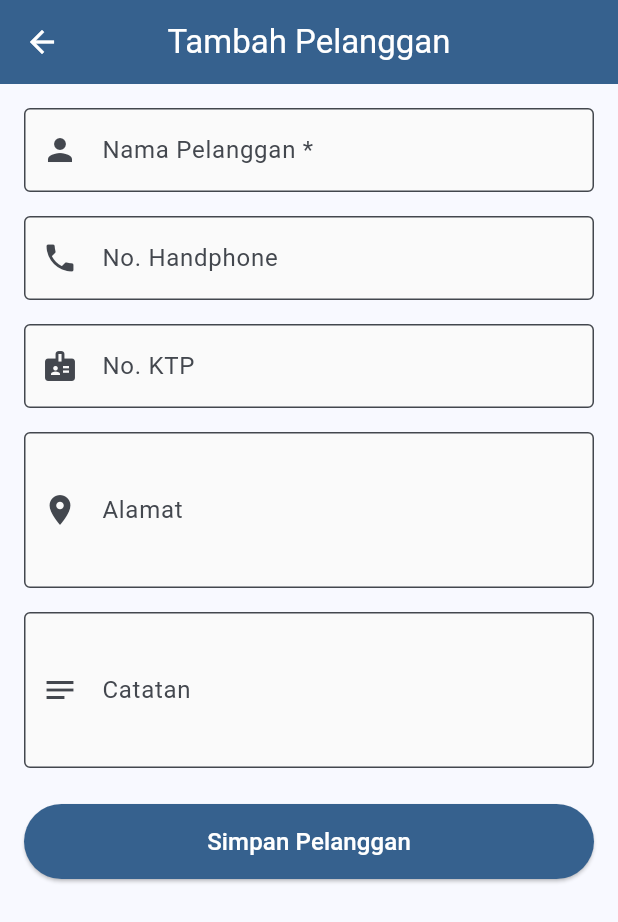
After one commit to clownface471/cashier, a Flutter app: the screen it shows after launch, item 2 of the bottom bar chosen, after a tap on "Tambah Pelanggan", on a phone screen of 412 x 824 dp. The commit adds this screen. Shown: the top 922 px of the screen. Run offline on Flutter 3.47's test engine with Material 3 defaults, Android fonts, the phone set to English and light mode, and no system bars; our stand-ins replace drift, flutter_riverpod, riverpod_annotation; accounts and stored records are empty; generated files the repository leaves out were written again.

Commit message:
Checkpoint: Complete Base Step 1

```diff
--- a/lib/main.dart
+++ b/lib/main.dart
@@ -1,7 +1,9 @@
 import 'package:flutter/material.dart';
 import 'package:flutter/services.dart';
 import 'package:flutter_riverpod/flutter_riverpod.dart';
-import 'presentation/screens/products/products_screen.dart';
+// ==== FIX: Ubah import ke MainScreen ====
+import 'presentation/screens/main_screen.dart';
+// ==== AKHIR FIX ====
 
 void main() async {
   WidgetsFlutterBinding.ensureInitialized();
@@ -37,10 +39,7 @@ class AsvertaApp extends ConsumerWidget {
           centerTitle: true,
           elevation: 0,
         ),
-        // ==== FIX ====
-        // Class yang benar adalah CardThemeData, bukan CardTheme.
         cardTheme: CardThemeData(
-        // ==== AKHIR FIX ====
           elevation: 2,
           shape: RoundedRectangleBorder(
             borderRadius: BorderRadius.circular(12),
@@ -54,7 +53,9 @@ class AsvertaApp extends ConsumerWidget {
           fillColor: Colors.grey[50],
         ),
       ),
-      home: const ProductsScreen(), // Start with Products screen
+      // ==== FIX: Ganti home ke MainScreen ====
+      home: const MainScreen(),
+      // ==== AKHIR FIX ====
     );
   }
 }
--- /dev/null
+++ b/lib/presentation/providers/customer_provider.dart
@@ -0,0 +1,34 @@
+import 'package:riverpod_annotation/riverpod_annotation.dart';
+// ==== FIX: Path import salah ====
+// '..' (satu tingkat naik) hanya membawa kita ke 'lib/presentation'.
+// Kita perlu '..' (dua tingkat naik) untuk sampai ke 'lib/' lalu masuk ke 'data/'.
+import '../../data/database/app_database.dart';
+// ==== AKHIR FIX ====
+import '../../data/repositories/customer_repository.dart';
+import 'database_provider.dart';
+
+part 'customer_provider.g.dart';
+
+// Repository Provider
+@riverpod
+CustomerRepository customerRepository(CustomerRepositoryRef ref) {
+  final database = ref.watch(appDatabaseProvider);
+  return CustomerRepository(database);
+}
+
+// Watch all customers (Stream)
+@riverpod
+Stream<List<CustomerData>> customersStream(CustomersStreamRef ref) {
+  final repository = ref.watch(customerRepositoryProvider);
+  return repository.watchAllCustomers();
+}
+
+// Search customers (Future)
+@riverpod
+Future<List<CustomerData>> searchCustomers(
+  SearchCustomersRef ref,
+  String query,
+) {
+  final repository = ref.watch(customerRepositoryProvider);
+  return repository.searchCustomers(query);
+}
--- /dev/null
+++ b/lib/presentation/screens/customers/customer_form_screen.dart
@@ -0,0 +1,233 @@
+import 'package:flutter/material.dart';
+import 'package:flutter_riverpod/flutter_riverpod.dart';
+import 'package:drift/drift.dart' show Value;
+import '../../../data/database/app_database.dart';
+// ==== FIX: Lupa import provider ====
+// Ini dibutuhkan agar screen tahu 'customerRepositoryProvider'.
+import '../../providers/customer_provider.dart';
+// ==== AKHIR FIX ====
+
+class CustomerFormScreen extends ConsumerStatefulWidget {
+  final String? customerId; // null = add mode, not null = edit mode
+
+  const CustomerFormScreen({super.key, this.customerId});
+
+  @override
+  ConsumerState<CustomerFormScreen> createState() => _CustomerFormScreenState();
+}
+
+class _CustomerFormScreenState extends ConsumerState<CustomerFormScreen> {
+  final _formKey = GlobalKey<FormState>();
+  final _nameController = TextEditingController();
+  final _phoneController = TextEditingController();
+  final _idCardController = TextEditingController();
+  final _addressController = TextEditingController();
+  final _notesController = TextEditingController();
+
+  bool _isLoading = false;
+  bool _isEditMode = false;
+  CustomerData? _existingCustomer;
+
+  @override
+  void initState() {
+    super.initState();
+    _isEditMode = widget.customerId != null;
+    if (_isEditMode) {
+      _loadCustomerData();
+    }
+  }
+
+  Future<void> _loadCustomerData() async {
+    final repository = ref.read(customerRepositoryProvider);
+    final customer = await repository.getCustomerById(widget.customerId!);
+
+    if (customer != null) {
+      setState(() {
+        _existingCustomer = customer;
+        _nameController.text = customer.name;
+        _phoneController.text = customer.phone ?? '';
+        _idCardController.text = customer.idCardNumber ?? '';
+        _addressController.text = customer.address ?? '';
+        _notesController.text = customer.notes ?? '';
+      });
+    }
+  }
+
+  @override
+  void dispose() {
+    _nameController.dispose();
+    _phoneController.dispose();
+    _idCardController.dispose();
+    _addressController.dispose();
+    _notesController.dispose();
+    super.dispose();
+  }
+
+  @override
+  Widget build(BuildContext context) {
+    return Scaffold(
+      appBar: AppBar(
+        title: Text(_isEditMode ? 'Edit Pelanggan' : 'Tambah Pelanggan'),
+        backgroundColor: Theme.of(context).colorScheme.primary,
+        foregroundColor: Colors.white,
+      ),
+      body: Form(
+        key: _formKey,
+        child: ListView(
+          padding: const EdgeInsets.all(16),
+          children: [
+            // Customer Name
+            TextFormField(
+              controller: _nameController,
+              decoration: const InputDecoration(
+                labelText: 'Nama Pelanggan *',
+                border: OutlineInputBorder(),
+                prefixIcon: Icon(Icons.person),
+              ),
+              validator: (value) {
+                if (value == null || value.isEmpty) {
+                  return 'Nama pelanggan harus diisi';
+                }
+                return null;
+              },
+            ),
+            const SizedBox(height: 16),
+
+            // Phone Number
+            TextFormField(
+              controller: _phoneController,
+              decoration: const InputDecoration(
+                labelText: 'No. Handphone',
+                border: OutlineInputBorder(),
+                prefixIcon: Icon(Icons.phone),
+              ),
+              keyboardType: TextInputType.phone,
+            ),
+            const SizedBox(height: 16),
+
+            // ID Card Number
+            TextFormField(
+              controller: _idCardController,
+              decoration: const InputDecoration(
+                labelText: 'No. KTP',
+                border: OutlineInputBorder(),
+                prefixIcon: Icon(Icons.badge),
+              ),
+              keyboardType: TextInputType.number,
+            ),
+            const SizedBox(height: 16),
+
+            // Address
+            TextFormField(
+              controller: _addressController,
+              decoration: const InputDecoration(
+                labelText: 'Alamat',
+                border: OutlineInputBorder(),
+                prefixIcon: Icon(Icons.location_on),
+              ),
+              maxLines: 3,
+            ),
+            const SizedBox(height: 16),
+
+            // Notes
+            TextFormField(
+              controller: _notesController,
+              decoration: const InputDecoration(
+                labelText: 'Catatan',
+                border: OutlineInputBorder(),
+                prefixIcon: Icon(Icons.notes),
+              ),
+              maxLines: 3,
+            ),
+            const SizedBox(height: 24),
+
+            // Save Button
+            SizedBox(
+              height: 50,
+              child: ElevatedButton(
+                onPressed: _isLoading ? null : _saveCustomer,
+                style: ElevatedButton.styleFrom(
+                  backgroundColor: Theme.of(context).colorScheme.primary,
+                  foregroundColor: Colors.white,
+                ),
+                child: _isLoading
+                    ? const CircularProgressIndicator(color: Colors.white)
+                    : Text(
+                        _isEditMode ? 'Update Pelanggan' : 'Simpan Pelanggan',
+                        style: const TextStyle(fontSize: 16),
+                      ),
+              ),
+            ),
+          ],
+        ),
+      ),
+    );
+  }
+
+  Future<void> _saveCustomer() async {
+    if (!_formKey.currentState!.validate()) {
+      return;
+    }
+
+    setState(() => _isLoading = true);
+
+    try {
+      final repository = ref.read(customerRepositoryProvider);
+      final name = _nameController.text.trim();
+      final phone =
+          _phoneController.text.trim().isEmpty ? null : _phoneController.text.trim();
+      final idCard = _idCardController.text.trim().isEmpty
+          ? null
+          : _idCardController.text.trim();
+      final address = _addressController.text.trim().isEmpty
+          ? null
+          : _addressController.text.trim();
+      final notes =
+          _notesController.text.trim().isEmpty ? null : _notesController.text.trim();
+
+      if (_isEditMode && _existingCustomer != null) {
+        // Update existing customer
+        final updatedCustomer = _existingCustomer!.copyWith(
+          name: name,
+          phone: Value(phone),
+          idCardNumber: Value(idCard),
+          address: Value(address),
+          notes: Value(notes),
+        );
+        await repository.updateCustomer(updatedCustomer);
+      } else {
+        // Create new customer
+        await repository.createCustomer(
+          name: name,
+          phone: phone,
+          idCardNumber: idCard,
+          address: address,
+          notes: notes,
+        );
+      }
+
+      if (mounted) {
+        Navigator.pop(context);
+        ScaffoldMessenger.of(context).showSnackBar(
+          SnackBar(
+            content: Text(
+              _isEditMode
+                  ? 'Pelanggan berhasil diupdate'
+                  : 'Pelanggan berhasil ditambahkan',
+            ),
+          ),
+        );
+      }
+    } catch (e) {
+      if (mounted) {
+        ScaffoldMessenger.of(context).showSnackBar(
+          SnackBar(content: Text('Error: $e')),
+        );
+      }
+    } finally {
+      if (mounted) {
+        setState(() => _isLoading = false);
+      }
+    }
+  }
+}
--- /dev/null
+++ b/lib/presentation/screens/customers/customers_screen.dart
@@ -0,0 +1,263 @@
+import 'package:flutter/material.dart';
+import 'package:flutter_riverpod/flutter_riverpod.dart';
+import '../../../data/database/app_database.dart';
+// ==== FIX: Lupa import provider ====
+// Ini dibutuhkan agar screen tahu 'customersStreamProvider', 'searchCustomersProvider',
+// dan 'customerRepositoryProvider'.
+import '../../providers/customer_provider.dart';
+// ==== AKHIR FIX ====
+import 'customer_form_screen.dart';
+
+class CustomersScreen extends ConsumerStatefulWidget {
+  const CustomersScreen({super.key});
+
+  @override
+  ConsumerState<CustomersScreen> createState() => _CustomersScreenState();
+}
+
+class _CustomersScreenState extends ConsumerState<CustomersScreen> {
+  String _searchQuery = '';
+
+  @override
+  Widget build(BuildContext context) {
+    final customersAsync = _searchQuery.isEmpty
+        ? ref.watch(customersStreamProvider)
+        : ref.watch(searchCustomersProvider(_searchQuery));
+
+    return Scaffold(
+      appBar: AppBar(
+        title: const Text('Pelanggan'),
+        backgroundColor: Theme.of(context).colorScheme.primary,
+        foregroundColor: Colors.white,
+      ),
+      body: Column(
+        children: [
+          // Search Bar
+          Padding(
+            padding: const EdgeInsets.all(16),
+            child: TextField(
+              decoration: InputDecoration(
+                hintText: 'Cari pelanggan (nama, HP, KTP)...',
+                prefixIcon: const Icon(Icons.search),
+                border: OutlineInputBorder(
+                  borderRadius: BorderRadius.circular(12),
+                ),
+                filled: true,
+                fillColor: Colors.grey[100],
+              ),
+              onChanged: (value) {
+                setState(() {
+                  _searchQuery = value;
+                });
+              },
+            ),
+          ),
+
+          // Customers List
+          Expanded(
+            child: customersAsync.when(
+              data: (customers) {
+                if (customers.isEmpty) {
+                  return Center(
+                    child: Column(
+                      mainAxisAlignment: MainAxisAlignment.center,
+                      children: [
+                        Icon(
+                          Icons.people_outline,
+                          size: 80,
+                          color: Colors.grey[400],
+                        ),
+                        const SizedBox(height: 16),
+                        Text(
+                          'Belum ada pelanggan',
+                          style: TextStyle(
+                            fontSize: 18,
+                            color: Colors.grey[600],
+                          ),
+                        ),
+                        const SizedBox(height: 8),
+                        Text(
+                          'Tap tombol + untuk menambah pelanggan',
+                          style: TextStyle(color: Colors.grey[500]),
+                        ),
+                      ],
+                    ),
+                  );
+                }
+
+                return ListView.builder(
+                  padding: const EdgeInsets.symmetric(horizontal: 16),
+                  itemCount: customers.length,
+                  itemBuilder: (context, index) {
+                    final customer = customers[index];
+
+                    return Card(
+                      margin: const EdgeInsets.only(bottom: 12),
+                      child: ListTile(
+                        contentPadding: const EdgeInsets.all(12),
+                        leading: CircleAvatar(
+                          backgroundColor:
+                              Theme.of(context).colorScheme.secondaryContainer,
+                          child: Icon(
+                            Icons.person,
+                            color: Theme.of(context).colorScheme.secondary,
+                          ),
+                        ),
+                        title: Text(
+                          customer.name,
+                          style: const TextStyle(
+                            fontWeight: FontWeight.bold,
+                          ),
+                        ),
+                        subtitle: Column(
+                          crossAxisAlignment: CrossAxisAlignment.start,
+                          children: [
+                            const SizedBox(height: 4),
+                            Text(
+                              customer.phone ?? 'No. HP tidak ada',
+                              style: TextStyle(
+                                color: Theme.of(context).colorScheme.primary,
+                                fontWeight: FontWeight.w600,
+                              ),
+                            ),
+                            const SizedBox(height: 4),
+                            if (customer.address != null &&
+                                customer.address!.isNotEmpty)
+                              Row(
+                                children: [
+                                  Icon(Icons.location_on,
+                                      size: 14, color: Colors.grey[600]),
+                                  const SizedBox(width: 4),
+                                  Expanded(
+                                    child: Text(
+                                      customer.address!,
+                                      style: TextStyle(
+                                          fontSize: 12,
+                                          color: Colors.grey[600]),
+                                      overflow: TextOverflow.ellipsis,
+                                    ),
+                                  ),
+                                ],
+                              ),
+                          ],
+                        ),
+                        trailing: PopupMenuButton(
+                          itemBuilder: (context) => [
+                            const PopupMenuItem(
+                              value: 'edit',
+                              child: Row(
+                                children: [
+                                  Icon(Icons.edit, size: 20),
+                                  SizedBox(width: 8),
+                                  Text('Edit'),
+                                ],
+                              ),
+                            ),
+                            const PopupMenuItem(
+                              value: 'delete',
+                              child: Row(
+                                children: [
+                                  Icon(Icons.delete,
+                                      size: 20, color: Colors.red),
+                                  SizedBox(width: 8),
+                                  Text('Hapus',
+                                      style: TextStyle(color: Colors.red)),
+                                ],
+                              ),
+                            ),
+                          ],
+                          onSelected: (value) {
+                            if (value == 'edit') {
+                              _navigateToEditCustomer(customer.id);
+                            } else if (value == 'delete') {
+                              _showDeleteConfirmation(
+                                  customer.id, customer.name);
+                            }
+                          },
+                        ),
+                        onTap: () => _navigateToEditCustomer(customer.id),
+                      ),
+                    );
+                  },
+                );
+              },
+              loading: () => const Center(child: CircularProgressIndicator()),
+              error: (error, stack) => Center(
+                child: Text('Error: $error'),
+              ),
+            ),
+          ),
+        ],
+      ),
+      floatingActionButton: FloatingActionButton.extended(
+        onPressed: _navigateToAddCustomer,
+        icon: const Icon(Icons.add),
+        label: const Text('Tambah Pelanggan'),
+        backgroundColor: Theme.of(context).colorScheme.secondary,
+        foregroundColor: Theme.of(context).colorScheme.onSecondary,
+      ),
+    );
+  }
+
+  void _navigateToAddCustomer() {
+    Navigator.push(
+      context,
+      MaterialPageRoute(
+        builder: (context) => const CustomerFormScreen(),
+      ),
+    );
+  }
+
+  void _navigateToEditCustomer(String customerId) {
+    Navigator.push(
+      context,
+      MaterialPageRoute(
+        builder: (context) => CustomerFormScreen(customerId: customerId),
+      ),
+    );
+  }
+
+  void _showDeleteConfirmation(String customerId, String customerName) {
+    showDialog(
+      context: context,
+      builder: (context) => AlertDialog(
+        title: const Text('Hapus Pelanggan'),
+        content: Text('Yakin ingin menghapus "$customerName"?'),
+        actions: [
+          TextButton(
+            onPressed: () => Navigator.pop(context),
+            child: const Text('Batal'),
+          ),
+          TextButton(
+            onPressed: () {
+              Navigator.pop(context);
+              _deleteCustomer(customerId);
+            },
+            style: TextButton.styleFrom(foregroundColor: Colors.red),
+            child: const Text('Hapus'),
+          ),
+        ],
+      ),
+    );
+  }
+
+  Future<void> _deleteCustomer(String customerId) async {
+    try {
+      final repository = ref.read(customerRepositoryProvider);
+      // Ganti ke softDelete jika Anda ingin implementasi itu
+      await repository.softDeleteCustomer(customerId);
+
+      if (mounted) {
+        ScaffoldMessenger.of(context).showSnackBar(
+          const SnackBar(content: Text('Pelanggan berhasil dihapus')),
+        );
+      }
+    } catch (e) {
+      if (mounted) {
+        ScaffoldMessenger.of(context).showSnackBar(
+          SnackBar(content: Text('Gagal menghapus pelanggan: $e')),
+        );
+      }
+    }
+  }
+}
--- /dev/null
+++ b/lib/presentation/screens/main_screen.dart
@@ -0,0 +1,76 @@
+import 'package:flutter/material.dart';
+import 'products/products_screen.dart';
+import 'customers/customers_screen.dart';
+
+class MainScreen extends StatefulWidget {
+  const MainScreen({super.key});
+
+  @override
+  State<MainScreen> createState() => _MainScreenState();
+}
+
+class _MainScreenState extends State<MainScreen> {
+  int _selectedIndex = 0;
+
+  static const List<Widget> _screens = <Widget>[
+    ProductsScreen(),
+    CustomersScreen(),
+    // TODO: Tambahkan layar Transaksi di sini
+    Scaffold(
+        body: Center(child: Text('Transaksi - Coming Soon'))),
+    // TODO: Tambahkan layar Laporan di sini
+    Scaffold(
+        body: Center(child: Text('Laporan - Coming Soon'))),
+    // TODO: Tambahkan layar Pengaturan di sini
+    Scaffold(
+        body: Center(child: Text('Pengaturan - Coming Soon'))),
+  ];
+
+  void _onItemTapped(int index) {
+    setState(() {
+      _selectedIndex = index;
+    });
+  }
+
+  @override
+  Widget build(BuildContext context) {
+    return Scaffold(
+      body: IndexedStack(
+        index: _selectedIndex,
+        children: _screens,
+      ),
+      bottomNavigationBar: BottomNavigationBar(
+        type: BottomNavigationBarType.fixed, // Penting agar >3 item terlihat
+        currentIndex: _selectedIndex,
+        onTap: _onItemTapped,
+        items: const <BottomNavigationBarItem>[
+          BottomNavigationBarItem(
+            icon: Icon(Icons.inventory_2_outlined),
+            activeIcon: Icon(Icons.inventory_2),
+            label: 'Produk',
+          ),
+          BottomNavigationBarItem(
+            icon: Icon(Icons.people_outline),
+            activeIcon: Icon(Icons.people),
+            label: 'Pelanggan',
+          ),
+          BottomNavigationBarItem(
+            icon: Icon(Icons.point_of_sale_outlined),
+            activeIcon: Icon(Icons.point_of_sale),
+            label: 'Transaksi',
+          ),
+          BottomNavigationBarItem(
+            icon: Icon(Icons.assessment_outlined),
+            activeIcon: Icon(Icons.assessment),
+            label: 'Laporan',
+          ),
+          BottomNavigationBarItem(
+            icon: Icon(Icons.settings_outlined),
+            activeIcon: Icon(Icons.settings),
+            label: 'Pengaturan',
+          ),
+        ],
+      ),
+    );
+  }
+}
```
Also changed, not shown: lib/data/repositories/customer_repository.dart (added, +82 -0 lines), lib/presentation/providers/customer_provider.g.dart (added).
